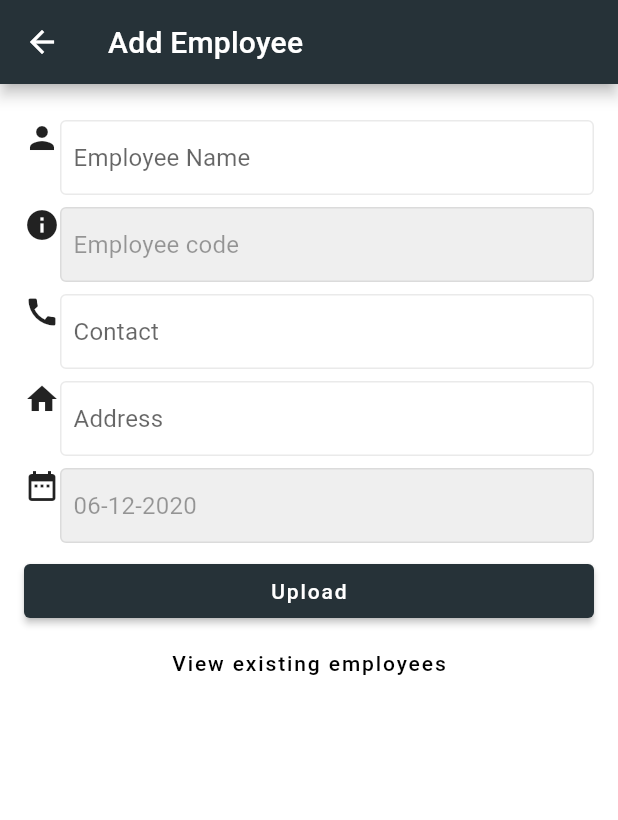
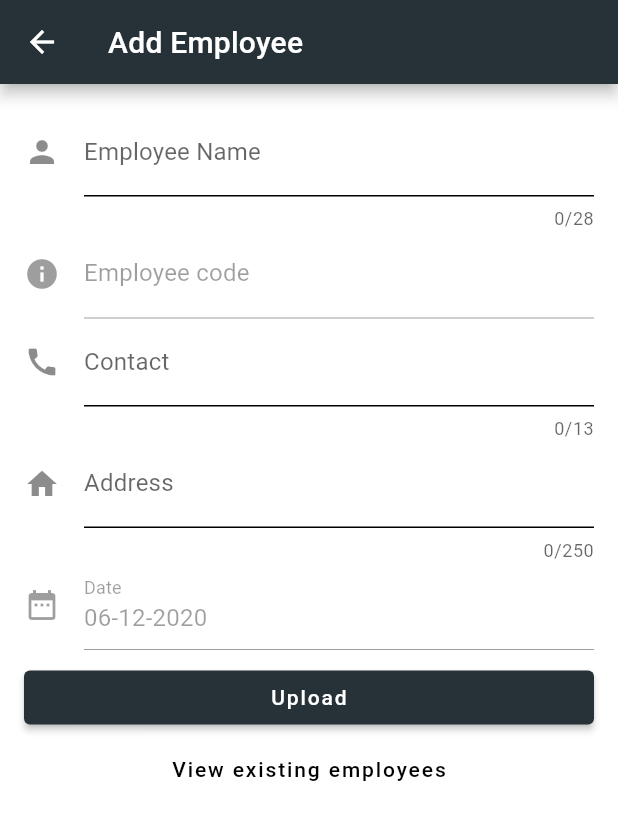
Before and after one commit to naveen1047/sangeetha-project, a Flutter app: the AddEmployeeScreen screen opened by its route, on a phone screen of 412 x 824 dp. Shown: the top 820 px of the screen. Run offline on Flutter 3.47's test engine with Material 2 defaults, Android fonts, the phone set to English and light mode, and no system bars; our stand-ins replace bloc, equatable, flutter_bloc, get_it; accounts and stored records are empty; generated files the repository leaves out were written again.

Commit message:
fix'add employee UI

```diff
--- a/hb_mobile/lib/view/add_employee_view.dart
+++ b/hb_mobile/lib/view/add_employee_view.dart
@@ -115,70 +115,11 @@ class _AddEmployeeFormState extends State<AddEmployeeForm> {
         padding: kPrimaryPadding,
         child: ListView(
           children: [
-            InputField(
-              child: TextField(
-                controller: _employeeNameController,
-                onChanged: (text) {
-                  context.bloc<RandomCodeCubit>().generate(text);
-                },
-                decoration: InputDecoration(
-                  border: InputBorder.none,
-                  hintText: 'Employee Name',
-                ),
-              ),
-              iconData: Icons.person,
-            ),
-            BlocBuilder<RandomCodeCubit, String>(builder: (context, state) {
-              _employeeCodeController.text = '$state';
-              return InputField(
-                child: TextField(
-                  enabled: false,
-                  controller: _employeeCodeController,
-                  decoration: InputDecoration(
-                    border: InputBorder.none,
-                    hintText: 'Employee code',
-                  ),
-                ),
-                iconData: Icons.info,
-                isDisabled: true,
-              );
-            }),
-            InputField(
-              child: TextField(
-                controller: _contactController,
-                keyboardType: TextInputType.phone,
-                decoration: InputDecoration(
-                  border: InputBorder.none,
-                  hintText: 'Contact',
-                ),
-              ),
-              iconData: Icons.call,
-            ),
-            InputField(
-              child: TextFormField(
-                maxLength: 250,
-                minLines: 1,
-                maxLines: 2,
-                controller: _addressController,
-                decoration: InputDecoration(
-                  counterText: "",
-                  border: InputBorder.none,
-                  hintText: 'Address',
-                ),
-              ),
-              iconData: Icons.home,
-            ),
-            InputField(
-              child: TextField(
-                enabled: false,
-                controller: _addDateController,
-                decoration: InputDecoration(
-                  border: InputBorder.none,
-                ),
-              ),
-              iconData: Icons.date_range,
-              isDisabled: true,
-            ),
+            _name(context),
+            _code(),
+            _contact(),
+            _address(),
+            _date(),
             Padding(
               padding: kTopPadding,
               child: PrimaryActionButton(
@@ -206,6 +147,161 @@ class _AddEmployeeFormState extends State<AddEmployeeForm> {
     );
   }
 
+  // InputField _date() {
+  //   return InputField(
+  //     child: TextField(
+  //       enabled: false,
+  //       controller: _addDateController,
+  //       decoration: InputDecoration(
+  //         border: InputBorder.none,
+  //       ),
+  //     ),
+  //     iconData: Icons.date_range,
+  //     isDisabled: true,
+  //   );
+  // }
+
+  Widget _date() {
+    return TextFormField(
+      enabled: false,
+      controller: _addDateController,
+      decoration: InputDecoration(
+        icon: Icon(Icons.date_range),
+        labelText: 'Date',
+        // helperText: '',
+        enabledBorder: UnderlineInputBorder(),
+      ),
+    );
+  }
+
+  // InputField _address() {
+  //   return InputField(
+  //     child: TextFormField(
+  //       maxLength: 250,
+  //       minLines: 1,
+  //       maxLines: 2,
+  //       controller: _addressController,
+  //       decoration: InputDecoration(
+  //         counterText: "",
+  //         border: InputBorder.none,
+  //         hintText: 'Address',
+  //       ),
+  //     ),
+  //     iconData: Icons.home,
+  //   );
+  // }
+
+  TextFormField _address() {
+    return TextFormField(
+      maxLength: 250,
+      minLines: 1,
+      maxLines: 2,
+      controller: _addressController,
+      decoration: InputDecoration(
+        icon: Icon(Icons.home),
+        labelText: 'Address',
+        enabledBorder: UnderlineInputBorder(),
+      ),
+    );
+  }
+
+  // InputField _contact() {
+  //   return InputField(
+  //     child: TextField(
+  //       controller: _contactController,
+  //       keyboardType: TextInputType.phone,
+  //       decoration: InputDecoration(
+  //         border: InputBorder.none,
+  //         hintText: 'Contact',
+  //       ),
+  //     ),
+  //     iconData: Icons.call,
+  //   );
+  // }
+
+  TextFormField _contact() {
+    return TextFormField(
+      maxLength: 13,
+      controller: _contactController,
+      keyboardType: TextInputType.phone,
+      decoration: InputDecoration(
+        icon: Icon(Icons.call),
+        labelText: 'Contact',
+        enabledBorder: UnderlineInputBorder(),
+      ),
+    );
+  }
+
+  // BlocBuilder<RandomCodeCubit, String> _code() {
+  //   return BlocBuilder<RandomCodeCubit, String>(builder: (context, state) {
+  //     _employeeCodeController.text = '$state';
+  //     return InputField(
+  //       child: TextField(
+  //         enabled: false,
+  //         controller: _employeeCodeController,
+  //         decoration: InputDecoration(
+  //           border: InputBorder.none,
+  //           hintText: 'Employee code',
+  //         ),
+  //       ),
+  //       iconData: Icons.info,
+  //       isDisabled: true,
+  //     );
+  //   });
+  // }
+
+  Widget _code() {
+    return BlocBuilder<RandomCodeCubit, String>(builder: (context, state) {
+      _employeeCodeController.text = '$state';
+      return TextFormField(
+        enabled: false,
+        controller: _employeeCodeController,
+        onChanged: (text) {
+          print(text);
+          context.bloc<RandomCodeCubit>().generate(text);
+        },
+        decoration: InputDecoration(
+          icon: Icon(Icons.info),
+          labelText: 'Employee code',
+          // helperText: '',
+          enabledBorder: UnderlineInputBorder(),
+        ),
+      );
+    });
+  }
+
+  // InputField _name(BuildContext context) {
+  //   return InputField(
+  //           child: TextField(
+  //             controller: _employeeNameController,
+  //             onChanged: (text) {
+  //               context.bloc<RandomCodeCubit>().generate(text);
+  //             },
+  //             decoration: InputDecoration(
+  //               border: InputBorder.none,
+  //               hintText: 'Employee Name',
+  //             ),
+  //           ),
+  //           iconData: Icons.person,
+  //         );
+  // }
+
+  TextFormField _name(BuildContext context) {
+    return TextFormField(
+      controller: _employeeNameController,
+      onChanged: (text) {
+        context.bloc<RandomCodeCubit>().generate(text);
+      },
+      maxLength: 28,
+      decoration: InputDecoration(
+        icon: Icon(Icons.person),
+        labelText: 'Employee Name',
+        // helperText: '',
+        enabledBorder: UnderlineInputBorder(),
+      ),
+    );
+  }
+
   void uploadData() {
     _addEmployeeBloc.add(
       AddEmployee(
```
